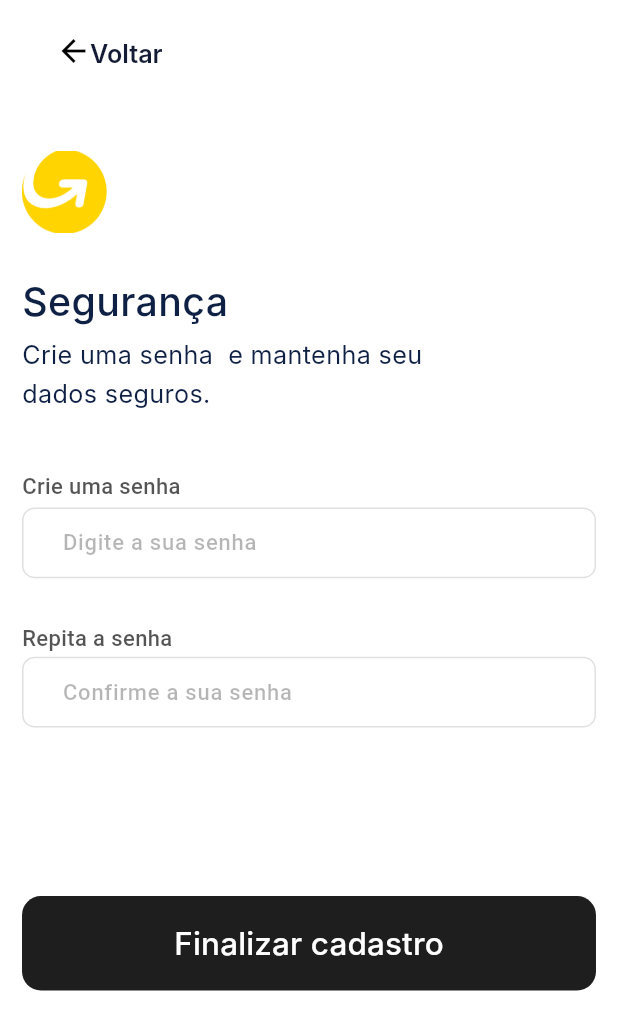
After one commit to WUNDU/wundu-mobile, a Flutter app: the SignupPasswordDataScreen screen opened by its route, on a phone screen of 412 x 824 dp. The commit adds this screen. Shown: the top 1030 px of the screen. Run offline on Flutter 3.47's test engine with Material 3 defaults, Android fonts, the phone set to English and light mode, and no system bars; our stand-ins replace cached_network_image, equatable, flutter_bloc, flutter_svg, shared_preferences, smooth_page_indicator; accounts and stored records are empty; Roboto replaces fonts that are missing (Inter, Poppins).

Commit message:
✨ feat: add signup password data

```diff
--- a/lib/routes/app_routes.dart
+++ b/lib/routes/app_routes.dart
@@ -1,6 +1,7 @@
 import 'package:flutter/material.dart';
 import 'package:wundu/views/auth/auth_screen.dart';
 import 'package:wundu/views/auth/login/login_screen.dart';
+import 'package:wundu/views/auth/signup/signup_password_data_screen.dart';
 import 'package:wundu/views/auth/signup/signup_personal_data_screen.dart';
 import 'package:wundu/views/onboarding/onboarding_screen.dart';
 import 'package:wundu/views/splash/splash_screen.dart';
@@ -11,12 +12,14 @@ class AppRoutes {
   static const onboardScreen = '/onboard_screen';
   static const authScreen = '/auth_screen';
   static const signupPersonalDataScreen = '/signup_personal_data_screen';
+  static const signupPasswordDataScreen = '/signup_password_data_screen';
 
   static Map<String, WidgetBuilder> get routes => {
         loginScreen: LoginScreen.builder,
         splashScreen: SplashScreen.builder,
         onboardScreen: OnboardingScreen.builder,
         authScreen: AuthScreen.builder,
-        signupPersonalDataScreen: SignupPersonalDataScreen.builder
+        signupPersonalDataScreen: SignupPersonalDataScreen.builder,
+        signupPasswordDataScreen: SignupPasswordDataScreen.builder
       };
 }
--- /dev/null
+++ b/lib/views/auth/signup/signup_password_data_screen.dart
@@ -0,0 +1,177 @@
+import 'package:flutter/material.dart';
+import 'package:wundu/core/app_export.dart';
+import 'package:wundu/views/auth/signup/bloc/signup_screen_bloc.dart';
+import 'package:wundu/views/auth/signup/models/signup_screen_model.dart';
+import 'package:wundu/widgets/custom_elevated_button.dart';
+import 'package:wundu/widgets/custom_field_text_form.dart';
+
+class SignupPasswordDataScreen extends StatelessWidget {
+  const SignupPasswordDataScreen({super.key});
+
+  static Widget builder(BuildContext context) {
+    return BlocProvider<SignupScreenBloc>(
+      create: (context) => SignupScreenBloc(SignupScreenState(
+        signupScreenModel: SignupScreenModel(),
+      ))
+        ..add(SignupScreenInitialEvent()),
+      child: SignupPasswordDataScreen(),
+    );
+  }
+
+  @override
+  Widget build(BuildContext context) {
+    return SafeArea(
+      child: Scaffold(
+        backgroundColor: appTheme.whiteA700,
+        resizeToAvoidBottomInset: false,
+        appBar: AppBar(
+          elevation: 0,
+          toolbarHeight: 56.h,
+          backgroundColor: Colors.transparent,
+          automaticallyImplyLeading: false,
+          title: Container(
+            padding: EdgeInsets.symmetric(
+              horizontal: 20.h,
+              vertical: 18.h,
+            ),
+            child: Row(
+              children: [
+                Expanded(
+                  child: Row(
+                    children: [
+                      SizedBox(
+                        height: 14.h,
+                        width: 22.h,
+                        child: Stack(
+                          alignment: Alignment.bottomCenter,
+                          children: [BackButtonIcon()],
+                        ),
+                      ),
+                      Padding(
+                        padding: EdgeInsets.only(top: 12.h),
+                        child: Text(
+                          "Voltar",
+                          style: CustomTextStyles.titleMediumGray90002,
+                        ),
+                      ),
+                    ],
+                  ),
+                ),
+              ],
+            ),
+          ),
+        ),
+        body: SafeArea(
+          top: false,
+          child: Container(
+            width: double.maxFinite,
+            padding: EdgeInsets.symmetric(
+              horizontal: 14.h,
+              vertical: 40.h,
+            ),
+            child: Column(
+              crossAxisAlignment: CrossAxisAlignment.start,
+              children: [
+                CustomImageView(
+                  imagePath: ImageConstant.logo,
+                  height: 52.h,
+                  width: 54.h,
+                ),
+                SizedBox(height: 26.h),
+                Text(
+                  "Segurança",
+                  style: CustomTextStyles.headlineSmallBluegray900Medium,
+                ),
+                SizedBox(height: 4.h),
+                SizedBox(
+                  width: 300.h,
+                  child: Text(
+                    "Crie uma senha  e mantenha seu dados seguros.",
+                    maxLines: 2,
+                    overflow: TextOverflow.ellipsis,
+                    style: CustomTextStyles.bodyLargeBluegray900.copyWith(
+                      height: 1.56,
+                    ),
+                  ),
+                ),
+                SizedBox(height: 36.h),
+                SizedBox(
+                  width: double.maxFinite,
+                  child: Column(
+                    spacing: 4,
+                    crossAxisAlignment: CrossAxisAlignment.start,
+                    children: [
+                      Text(
+                        "Crie uma senha",
+                        style: theme.textTheme.titleSmall,
+                      ),
+                      BlocSelector<SignupScreenBloc, SignupScreenState,
+                              TextEditingController?>(
+                          selector: (state) => state.passwordController,
+                          builder: (context, passwordController) {
+                            return CustomTextFormField(
+                              controller: passwordController,
+                              hintText: "Digite a sua senha",
+                              contentPadding:
+                                  EdgeInsets.fromLTRB(22.h, 14.h, 22.h, 10.h),
+                              onChanged: (value) {},
+                            );
+                          }),
+                    ],
+                  ),
+                ),
+                SizedBox(height: 28.h),
+                SizedBox(
+                  width: double.maxFinite,
+                  child: Column(
+                    spacing: 2,
+                    crossAxisAlignment: CrossAxisAlignment.start,
+                    children: [
+                      Text(
+                        "Repita a senha",
+                        style: theme.textTheme.titleSmall,
+                      ),
+                      BlocSelector<SignupScreenBloc, SignupScreenState,
+                          TextEditingController?>(
+                        selector: (state) => state.confirmPasswordController,
+                        builder: (context, confirmPasswordController) {
+                          return CustomTextFormField(
+                            controller: confirmPasswordController,
+                            hintText: "Confirme a sua senha",
+                            textInputAction: TextInputAction.done,
+                            contentPadding:
+                                EdgeInsets.fromLTRB(22.h, 14.h, 22.h, 10.h),
+                            onChanged: (value) {},
+                          );
+                        },
+                      )
+                    ],
+                  ),
+                ),
+                Spacer(
+                  flex: 48,
+                ),
+                CustomElevatedButton(
+                  text: "Finalizar cadastro",
+                  onPressed: () {
+                    onTapFinalizar(context);
+                  },
+                ),
+                Spacer(
+                  flex: 52,
+                ),
+              ],
+            ),
+          ),
+        ),
+      ),
+    );
+  }
+
+  /// Navigates to the telaCadastroConfirmaOScreen when the action is triggered.
+  onTapFinalizar(BuildContext context) {
+    // NavigatorService.pushNamed(
+    //   // AppRoutes.telaCadastroConfirmaOScreen,
+    // );
+  }
+}
--- a/lib/views/auth/signup/signup_personal_data_screen.dart
+++ b/lib/views/auth/signup/signup_personal_data_screen.dart
@@ -24,7 +24,8 @@ class SignupPersonalDataScreen extends StatelessWidget {
 
   @override
   Widget build(BuildContext context) {
-    return Scaffold(
+    return SafeArea(
+      child: Scaffold(
         backgroundColor: appTheme.whiteA700,
         resizeToAvoidBottomInset: false,
         appBar: AppBar(
@@ -46,12 +47,12 @@ class SignupPersonalDataScreen extends StatelessWidget {
                         height: 14.h,
                         width: 22.h,
                         child: Stack(
-                        alignment: Alignment.bottomCenter,
+                          alignment: Alignment.topLeft,
                           children: [BackButtonIcon()],
                         ),
                       ),
                       Padding(
-                      padding: EdgeInsets.only(top: 12.h),
+                        padding: EdgeInsets.only(top: 10),
                         child: Text(
                           "Voltar",
                           style: CustomTextStyles.titleMediumBluegray700,
@@ -184,6 +185,13 @@ class SignupPersonalDataScreen extends StatelessWidget {
                               textInputAction: TextInputAction.done,
                               contentPadding:
                                   EdgeInsets.fromLTRB(22.h, 14.h, 22.h, 10.h),
+                              validator: (value) {
+                                if (value == null ||
+                                    (!isValidPhone(value, isRequired: true))) {
+                                  return "Por favor insira um número correcto";
+                                }
+                                return null;
+                              },
                               onChanged: (value) {},
                             );
                           },
@@ -201,6 +209,7 @@ class SignupPersonalDataScreen extends StatelessWidget {
             ),
           ),
         ),
+      ),
     );
   }
 }
```
Lines whose indentation alone changed are shown as unchanged.
